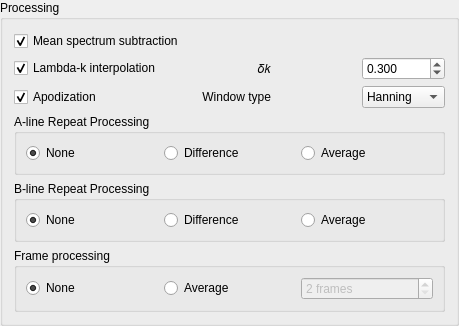
This is src/main/resources/windows/ui/ProcessingGroupBox.ui in sstucker/OCTview as Qt 5 draws it before an edit. The edited form follows.
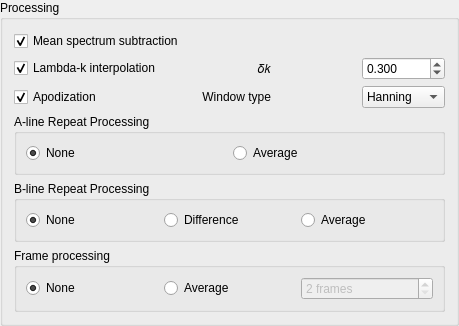
This is the edited form.

Commit message: Repeat processing, display fixes, writer finally works

Patch:
```diff
--- a/src/main/resources/windows/ui/ProcessingGroupBox.ui
+++ b/src/main/resources/windows/ui/ProcessingGroupBox.ui
@@ -195,22 +195,6 @@
         </property>
        </widget>
       </item>
-      <item>
-       <widget class="QRadioButton" name="radioARepeatDifference">
-        <property name="enabled">
-         <bool>true</bool>
-        </property>
-        <property name="sizePolicy">
-         <sizepolicy hsizetype="Minimum" vsizetype="Fixed">
-          <horstretch>0</horstretch>
-          <verstretch>0</verstretch>
-         </sizepolicy>
-        </property>
-        <property name="text">
-         <string>Difference</string>
-        </property>
-       </widget>
-      </item>
       <item>
        <widget class="QRadioButton" name="radioARepeatAverage">
         <property name="enabled">
```
The commit also changes 8 other files.
